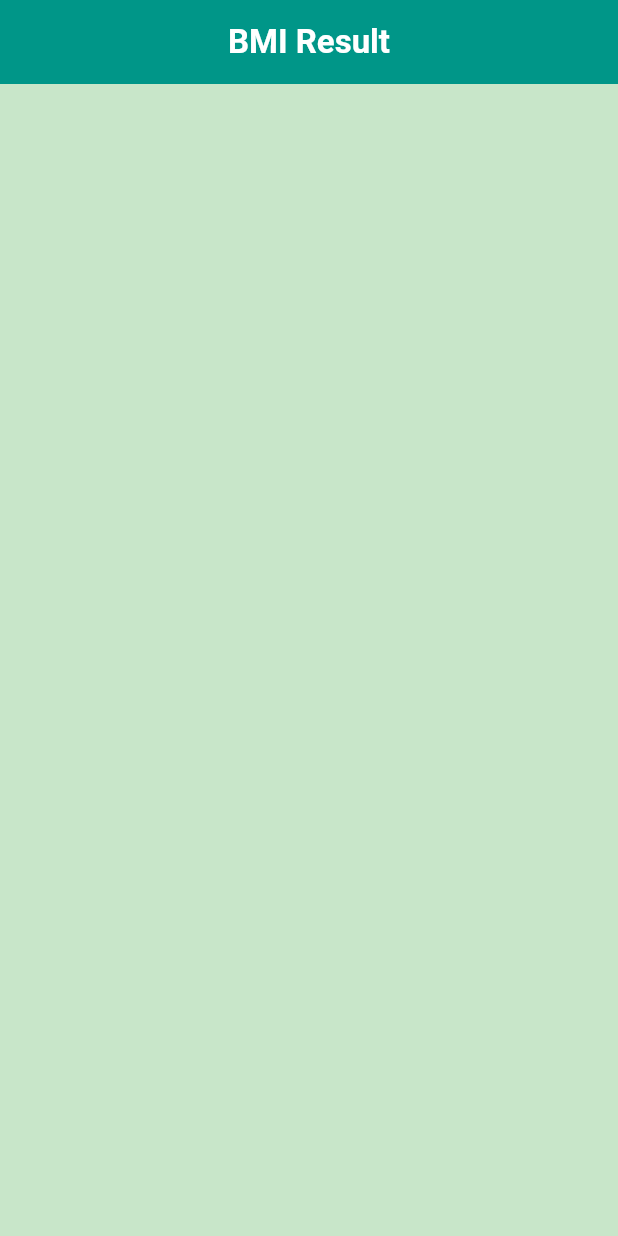
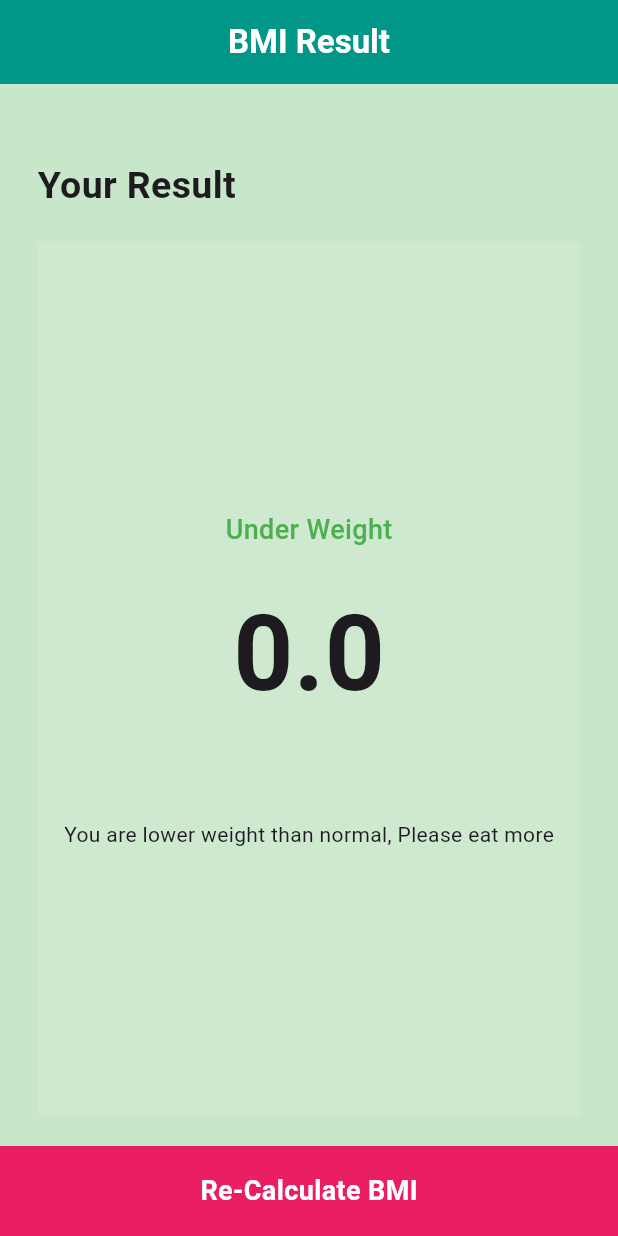
Before and after one commit to MosawirShah/BMI_CALCULATOR-NAVTTC, a Flutter app: the screen it shows after launch, after a tap on "CALCULATE BMI", on a phone screen of 412 x 824 dp. Run offline on Flutter 3.47's test engine with Material 3 defaults, Android fonts, the phone set to English and light mode, and no system bars.

Commit message:
Bmi Calculator completed

```diff
--- /dev/null
+++ b/lib/bmi_calculator.dart
@@ -0,0 +1,33 @@
+import 'dart:math';
+
+class CalculateBMI{
+  double calWeight;
+  double calHeight;
+  double bmi = 15;
+  CalculateBMI({required this.calHeight, required this.calWeight});
+
+ String calculatedBMI(){
+    bmi = calWeight/pow(calHeight, 2);
+    return bmi.toStringAsFixed(1);
+  }
+
+  String getResultText(){
+   if(bmi < 18){
+     return "Under Weight";
+   }else if(bmi > 18 && bmi < 25){
+     return "NORMAL";
+   }else {
+     return "Over Weight";
+   }
+  }
+
+  String getInterpretation(){
+    if(bmi < 18){
+      return "You are lower weight than normal, Please eat more";
+    }else if(bmi > 18 && bmi < 25){
+      return "You have normal weight. Good job!";
+    }else {
+      return "You are higher weight than normal, Please Continue exercise";
+    }
+  }
+}
--- a/lib/main.dart
+++ b/lib/main.dart
@@ -1,3 +1,4 @@
+import 'package:bmi_calculator/bmi_calculator.dart';
 import 'package:bmi_calculator/result.dart';
 import 'package:bmi_calculator/theme_constant.dart';
 import 'package:bmi_calculator/theme_manager.dart';
@@ -17,25 +18,22 @@ class BMICalculator extends StatefulWidget {
 enum Gender { male, female }
 
 class _BMICalculatorState extends State<BMICalculator> {
-
-
   @override
   void initState() {
     themeManager.addListener(themeChange);
     super.initState();
   }
 
-  themeChange(){
-    if(mounted){
-      setState(() {
-
-      });
+  themeChange() {
+    if (mounted) {
+      setState(() {});
     }
   }
 
   Gender? selectedGender;
 
   ThemeManager themeManager = ThemeManager();
+
   ///COLORS
   Color activeColor = Colors.tealAccent;
   Color inActiveColor = Colors.teal;
@@ -48,23 +46,46 @@ class _BMICalculatorState extends State<BMICalculator> {
     print("The Value of Var $selectedGender");
 
     return MaterialApp(
-      theme: lightTheme,
-      darkTheme: darkTheme,
+      theme: ThemeData(
+        brightness: Brightness.light,
+        appBarTheme: AppBarTheme(
+          backgroundColor: Colors.teal,
+          foregroundColor: Colors.white,
+        ),
+        switchTheme: SwitchThemeData(
+            thumbColor: MaterialStateProperty.all<Color>(Colors.tealAccent)),
+        scaffoldBackgroundColor: Colors.green[100],
+        sliderTheme: SliderThemeData(
+            activeTrackColor: Colors.tealAccent, thumbColor: Colors.tealAccent),
+      ),
+      darkTheme: ThemeData(
+        brightness: Brightness.dark,
+        appBarTheme: AppBarTheme(
+          backgroundColor: Colors.pink,
+          foregroundColor: Colors.white,
+        ),
+        switchTheme: SwitchThemeData(
+            thumbColor: MaterialStateProperty.all<Color>(Colors.pink)),
+        scaffoldBackgroundColor: Colors.black54,
+        sliderTheme: SliderThemeData(
+            activeTrackColor: Colors.pink, thumbColor: Colors.pink),
+      ),
       themeMode: themeManager.themeMode,
-
       debugShowCheckedModeBanner: false,
       home: Scaffold(
         appBar: AppBar(
           centerTitle: true,
-         // backgroundColor: Colors.teal,
+          // backgroundColor: Colors.teal,
           title: Text(
             "BMI Calculator",
             style: TextStyle(fontWeight: FontWeight.bold),
           ),
           actions: [
-            Switch(value: themeManager.themeMode == ThemeMode.dark, onChanged: (newValue){
-              themeManager.changeTheme(newValue);
-            }),
+            Switch(
+                value: themeManager.themeMode == ThemeMode.dark,
+                onChanged: (newValue) {
+                  themeManager.changeTheme(newValue);
+                }),
           ],
         ),
         body: Column(
@@ -82,7 +103,7 @@ class _BMICalculatorState extends State<BMICalculator> {
                       });
                     },
                     child: CustomContainer(
-                      containerColor: themeManager.themeMode == ThemeMode.light? inActiveColor :Colors.white10,
+                      containerColor: selectedGender == Gender.male ? themeManager.themeMode == ThemeMode.light ? activeColor : Colors.pink : themeManager.themeMode == ThemeMode.light ? inActiveColor : Colors.white10,
                       myChild: Column(
                         mainAxisAlignment: MainAxisAlignment.center,
                         children: [
@@ -111,7 +132,13 @@ class _BMICalculatorState extends State<BMICalculator> {
                         });
                       },
                       child: CustomContainer(
-                        containerColor: themeManager.themeMode == ThemeMode.light? inActiveColor :Colors.white10,
+                        containerColor: selectedGender == Gender.female
+                            ? themeManager.themeMode == ThemeMode.light
+                                ? activeColor
+                                : Colors.pink
+                            : themeManager.themeMode == ThemeMode.light
+                                ? inActiveColor
+                                : Colors.white10,
                         myChild: Column(
                           mainAxisAlignment: MainAxisAlignment.center,
                           children: [
@@ -140,7 +167,9 @@ class _BMICalculatorState extends State<BMICalculator> {
             //TODO: SLider Container
             Expanded(
                 child: CustomContainer(
-              containerColor: themeManager.themeMode == ThemeMode.light? inActiveColor :Colors.white10,
+              containerColor: themeManager.themeMode == ThemeMode.light
+                  ? inActiveColor
+                  : Colors.white10,
               myChild: Column(
                 mainAxisAlignment: MainAxisAlignment.center,
                 children: [
@@ -184,7 +213,6 @@ class _BMICalculatorState extends State<BMICalculator> {
                         // print("height :$height");
                       });
                     },
-
                   )
                 ],
               ),
@@ -196,7 +224,9 @@ class _BMICalculatorState extends State<BMICalculator> {
                 children: [
                   Expanded(
                       child: CustomContainer(
-                    containerColor: themeManager.themeMode == ThemeMode.light? inActiveColor :Colors.white10,
+                    containerColor: themeManager.themeMode == ThemeMode.light
+                        ? inActiveColor
+                        : Colors.white10,
                     myChild: Column(
                       mainAxisAlignment: MainAxisAlignment.center,
                       children: [
@@ -261,7 +291,9 @@ class _BMICalculatorState extends State<BMICalculator> {
                   )),
                   Expanded(
                       child: CustomContainer(
-                    containerColor:themeManager.themeMode == ThemeMode.light? inActiveColor :Colors.white10,
+                    containerColor: themeManager.themeMode == ThemeMode.light
+                        ? inActiveColor
+                        : Colors.white10,
                     myChild: Column(
                       mainAxisAlignment: MainAxisAlignment.center,
                       children: [
@@ -327,7 +359,7 @@ class _BMICalculatorState extends State<BMICalculator> {
                 ],
               ),
             ),
-            CustomBottomContainer()
+            CustomBottomContainer(height: height, weight: weight.toDouble(),)
           ],
         ),
       ),
@@ -343,7 +375,6 @@ class CustomContainer extends StatelessWidget {
 
   @override
   Widget build(BuildContext context) {
-
     return Container(
       margin: EdgeInsets.only(left: 5, right: 5, bottom: 2, top: 10),
       decoration: BoxDecoration(
@@ -353,34 +384,43 @@ class CustomContainer extends StatelessWidget {
   }
 }
 
-
 class CustomBottomContainer extends StatefulWidget {
-  const CustomBottomContainer({super.key});
+  double height;
+  double weight;
+   CustomBottomContainer({super.key,required this.height, required this.weight});
 
   @override
   State<CustomBottomContainer> createState() => _CustomBottomContainerState();
 }
 
 class _CustomBottomContainerState extends State<CustomBottomContainer> {
+
+
   @override
   Widget build(BuildContext context) {
+
     return GestureDetector(
       onTap: () {
-        Navigator.of(context).push(
-            MaterialPageRoute(builder: (context) => ResulClass()));
+       CalculateBMI calculateBMI = CalculateBMI(calHeight: widget.height, calWeight: widget.weight);
+        Navigator.of(context)
+            .push(MaterialPageRoute(builder: (context) => ResulClass(
+          resultText: calculateBMI.getResultText(),
+          bmi: calculateBMI.calculatedBMI(),
+          interpretation: calculateBMI.getInterpretation(),
+        )));
       },
       child: Container(
         margin: EdgeInsets.only(top: 10),
         height: 60,
         width: double.infinity,
-        color: Theme.of(context).brightness == Brightness.light ? Colors.teal : Colors.pink,
+        color: Theme.of(context).brightness == Brightness.light
+            ? Colors.teal
+            : Colors.pink,
         child: Center(
           child: Text(
             "CALCULATE BMI",
             style: TextStyle(
-                fontSize: 18,
-                fontWeight: FontWeight.bold,
-                color: Colors.white),
+                fontSize: 18, fontWeight: FontWeight.bold, color: Colors.white),
           ),
         ),
       ),
--- a/lib/result.dart
+++ b/lib/result.dart
@@ -1,13 +1,19 @@
 import 'package:flutter/material.dart';
 
 class ResulClass extends StatefulWidget {
-  const ResulClass({super.key});
+
+  String resultText;
+  String bmi;
+  String interpretation;
+   ResulClass({super.key,required this.resultText, required this.bmi, required this.interpretation});
 
   @override
   State<ResulClass> createState() => _ResulClassState();
 }
 
 class _ResulClassState extends State<ResulClass> {
+
+
   @override
   Widget build(BuildContext context) {
     return Scaffold(
@@ -19,6 +25,75 @@ class _ResulClassState extends State<ResulClass> {
           style: TextStyle(fontWeight: FontWeight.bold, color: Colors.white),
         ),
       ),
+      body: Padding(
+        padding: const EdgeInsets.only(left: 0, right: 0),
+        child: Column(
+          mainAxisAlignment: MainAxisAlignment.start,
+          crossAxisAlignment: CrossAxisAlignment.start,
+          children: [
+            const SizedBox(
+              height: 50,
+            ),
+            Padding(
+              padding: const EdgeInsets.only(left: 25,right: 25),
+              child: Text(
+                "Your Result",
+                style: TextStyle(fontSize: 25, fontWeight: FontWeight.bold),
+              ),
+            ),
+            const SizedBox(
+              height: 20,
+            ),
+            Expanded(
+
+              child: Container(
+                margin: EdgeInsets.only(left: 25,right: 25),
+                decoration: BoxDecoration(color: Colors.white10),
+                child: Column(
+                  crossAxisAlignment: CrossAxisAlignment.center,
+                  mainAxisAlignment: MainAxisAlignment.center,
+                  children: [
+                    Text(
+                      widget.resultText,
+                      style: TextStyle(
+                          fontWeight: FontWeight.w500,
+                          fontSize: 18,
+                          color: Colors.green),
+                    ),
+                    const SizedBox(height: 20,),
+                    Text(widget.bmi.toString(),style: TextStyle(fontWeight: FontWeight.bold,fontSize: 70),),
+                    const SizedBox(height:60,),
+                    Text(widget.interpretation.toString(),style: TextStyle(),),
+
+                    Container(
+                      width: double.infinity,
+                    )
+                  ],
+                ),
+              ),
+            ),
+            GestureDetector(
+              onTap: (){
+                Navigator.of(context).pop();
+              },
+              child: Container(
+                margin: EdgeInsets.only(top: 20),
+                height: 60,
+                width: double.infinity,
+                color: Colors.pink,
+                child: Center(
+                  child: Text("Re-Calculate BMI",style: TextStyle(
+                    fontSize: 18,
+                    color: Colors.white,
+                    fontWeight: FontWeight.bold
+                  ),),
+                )
+                ,
+              ),
+            )
+          ],
+        ),
+      ),
     );
   }
 }
--- a/lib/theme_constant.dart
+++ b/lib/theme_constant.dart
@@ -1,37 +1,23 @@
-import 'package:flutter/material.dart';
-
-
-///LIGHT THEME
-ThemeData lightTheme = ThemeData(
-  brightness: Brightness.light,
-  appBarTheme: AppBarTheme(
-    backgroundColor: Colors.teal,
-    foregroundColor: Colors.white,
-  ),
-    switchTheme: SwitchThemeData(
-        thumbColor: MaterialStateProperty.all<Color>(Colors.tealAccent)
-    ),
-  scaffoldBackgroundColor: Colors.green[100],
-  sliderTheme: SliderThemeData(
-    activeTrackColor: Colors.tealAccent,
-    thumbColor: Colors.tealAccent
-  ),
-);
-
-///DARK THEME
-
-ThemeData darkTheme = ThemeData(
-  brightness: Brightness.dark,
-  appBarTheme: AppBarTheme(
-    backgroundColor: Colors.pink,
-    foregroundColor: Colors.white,
-  ),
-  switchTheme: SwitchThemeData(
-      thumbColor: MaterialStateProperty.all<Color>(Colors.pink)
-  ),
-  scaffoldBackgroundColor: Colors.black54,
-  sliderTheme: SliderThemeData(
-      activeTrackColor: Colors.pink,
-      thumbColor: Colors.pink
-  ),
-);
+// import 'package:flutter/material.dart';
+//
+//
+// ///LIGHT THEME
+// ThemeData lightTheme = ThemeData(
+//   brightness: Brightness.light,
+//   appBarTheme: AppBarTheme(
+//     backgroundColor: Colors.teal,
+//     foregroundColor: Colors.white,
+//   ),
+//     switchTheme: SwitchThemeData(
+//         thumbColor: MaterialStateProperty.all<Color>(Colors.tealAccent)
+//     ),
+//   scaffoldBackgroundColor: Colors.green[100],
+//   sliderTheme: SliderThemeData(
+//     activeTrackColor: Colors.tealAccent,
+//     thumbColor: Colors.tealAccent
+//   ),
+// );
+//
+// ///DARK THEME
+//
+// ThemeData darkTheme = ;
--- a/lib/theme_manager.dart
+++ b/lib/theme_manager.dart
@@ -8,7 +8,7 @@ class ThemeManager extends ChangeNotifier{
   ThemeMode _themeMode = ThemeMode.light;
 
   //Getter method for themeMode
-  get themeMode {
+  ThemeMode get themeMode {
     return _themeMode;
   }
 
@@ -17,5 +17,12 @@ class ThemeManager extends ChangeNotifier{
     _themeMode = isDark ? ThemeMode.dark : ThemeMode.light;
     notifyListeners();
   }
+  @override
+  void addListener(VoidCallback listener) {
+    print("ADD LISTENER");
+    super.addListener(listener);
+  }
+
+
 
 }
```
